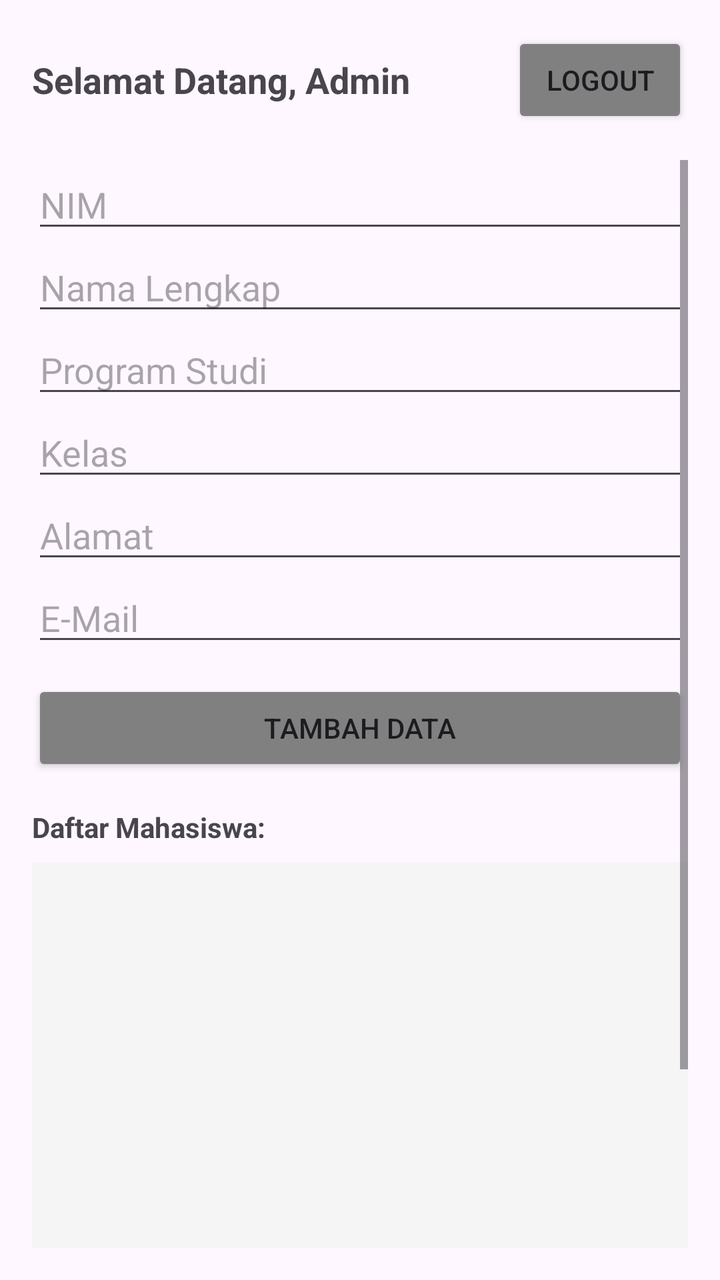
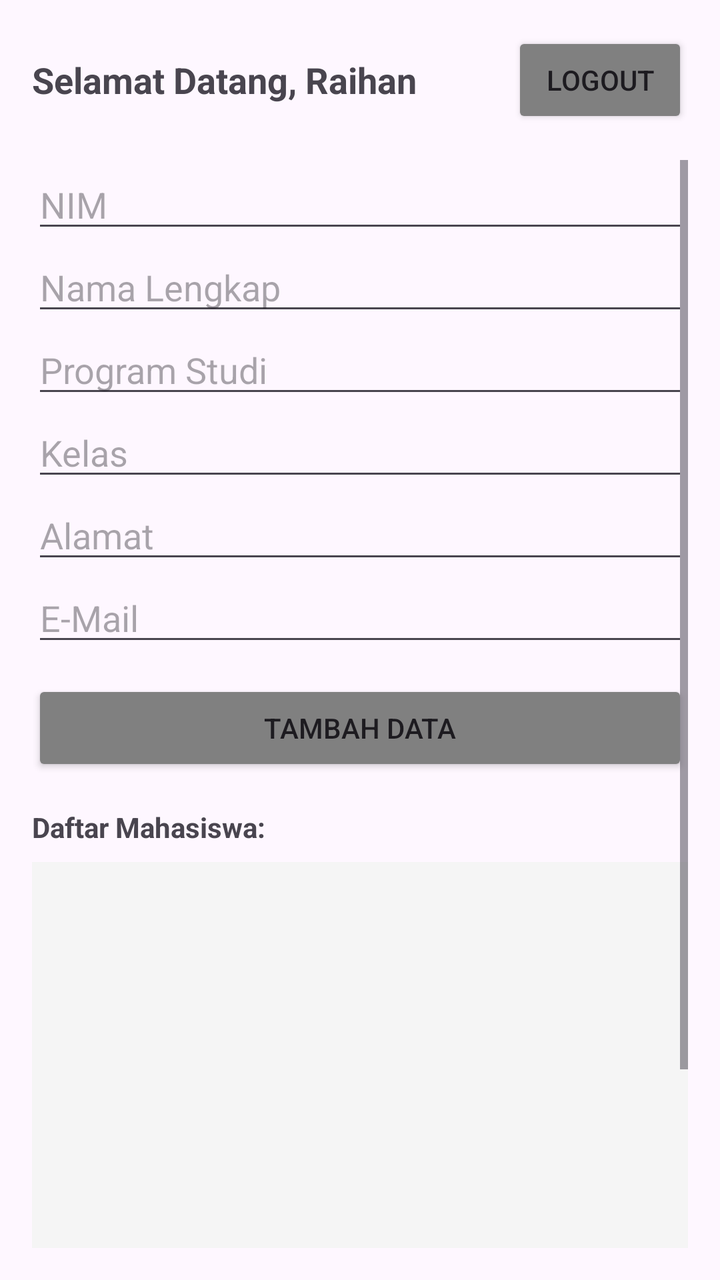

The first picture is an Android layout as it rendered before a commit; the second is the same layout after the commit. The layout source and the unified diff follow.
<!-- AndroidManifest.xml: application theme Theme.MyApplication -->
<!-- res/layout/activity_dashboard.xml -->
<?xml version="1.0" encoding="utf-8"?>
<LinearLayout xmlns:android="http://schemas.android.com/apk/res/android"
    android:layout_width="match_parent"
    android:layout_height="match_parent"
    android:orientation="vertical"
    android:padding="16dp">

    <RelativeLayout
        android:layout_width="match_parent"
        android:layout_height="wrap_content"
        android:layout_marginBottom="16dp">

        <TextView
            android:id="@+id/tvWelcome"
            android:layout_width="wrap_content"
            android:layout_height="wrap_content"
            android:text="Selamat Datang, Admin"
            android:textSize="18sp"
            android:textStyle="bold"
            android:layout_centerVertical="true"/>

        <Button
            android:id="@+id/btnLogout"
            android:layout_width="wrap_content"
            android:layout_height="wrap_content"
            android:text="Logout"
            android:backgroundTint="#808080"
            android:layout_alignParentEnd="true"/>
    </RelativeLayout>

    <ScrollView
        android:layout_width="match_parent"
        android:layout_height="0dp"
        android:layout_weight="1">

        <LinearLayout
            android:layout_width="match_parent"
            android:layout_height="wrap_content"
            android:orientation="vertical">

            <EditText android:id="@+id/etNim" android:layout_width="match_parent" android:layout_height="wrap_content" android:hint="NIM" android:inputType="number"/>
            <EditText android:id="@+id/etNama" android:layout_width="match_parent" android:layout_height="wrap_content" android:hint="Nama Lengkap"/>
            <EditText android:id="@+id/etProdi" android:layout_width="match_parent" android:layout_height="wrap_content" android:hint="Program Studi"/>
            <EditText android:id="@+id/etKelas" android:layout_width="match_parent" android:layout_height="wrap_content" android:hint="Kelas"/>
            <EditText android:id="@+id/etAlamat" android:layout_width="match_parent" android:layout_height="wrap_content" android:hint="Alamat"/>
            <EditText android:id="@+id/etEmail" android:layout_width="match_parent" android:layout_height="wrap_content" android:hint="E-Mail" android:inputType="textEmailAddress"/>

            <Button
                android:id="@+id/btnTambah"
                android:layout_width="match_parent"
                android:layout_height="wrap_content"
                android:text="Tambah Data"
                android:backgroundTint="#808080"
                android:layout_marginTop="12dp"
                android:layout_marginBottom="16dp"/>

            <TextView
                android:layout_width="wrap_content"
                android:layout_height="wrap_content"
                android:text="Daftar Mahasiswa:"
                android:textStyle="bold"
                android:layout_marginBottom="8dp"/>

            <ListView
                android:id="@+id/listViewData"
                android:layout_width="match_parent"
                android:layout_height="300dp"
                android:background="#F5F5F5"/>
        </LinearLayout>
    </ScrollView>
</LinearLayout>
<!-- resources referenced by this layout -->
<resources>
  <style name="Theme.MyApplication" parent="Base.Theme.MyApplication" />
  <style name="Base.Theme.MyApplication" parent="Theme.Material3.DayNight.NoActionBar">
          
          
      </style>
</resources>

<!-- the commit's change to res/layout/activity_dashboard.xml (unified diff, before → after) -->
@@ -14,7 +14,7 @@
             android:id="@+id/tvWelcome"
             android:layout_width="wrap_content"
             android:layout_height="wrap_content"
-            android:text="Selamat Datang, Admin"
+            android:text="Selamat Datang, Raihan"
             android:textSize="18sp"
             android:textStyle="bold"
             android:layout_centerVertical="true"/>
